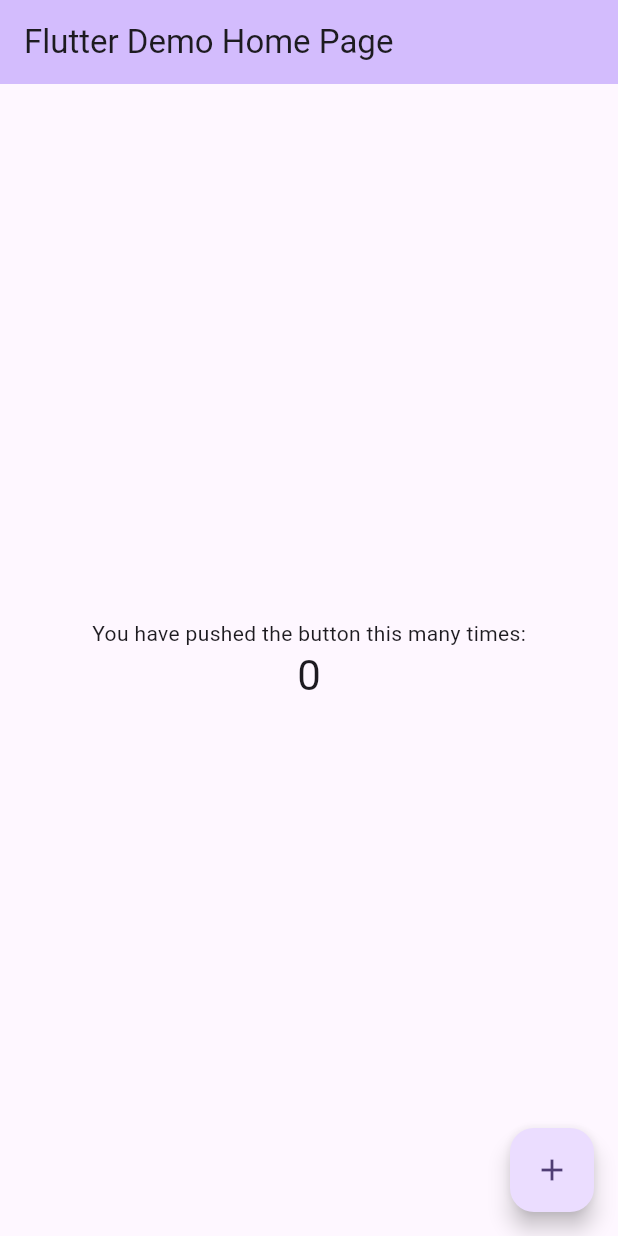
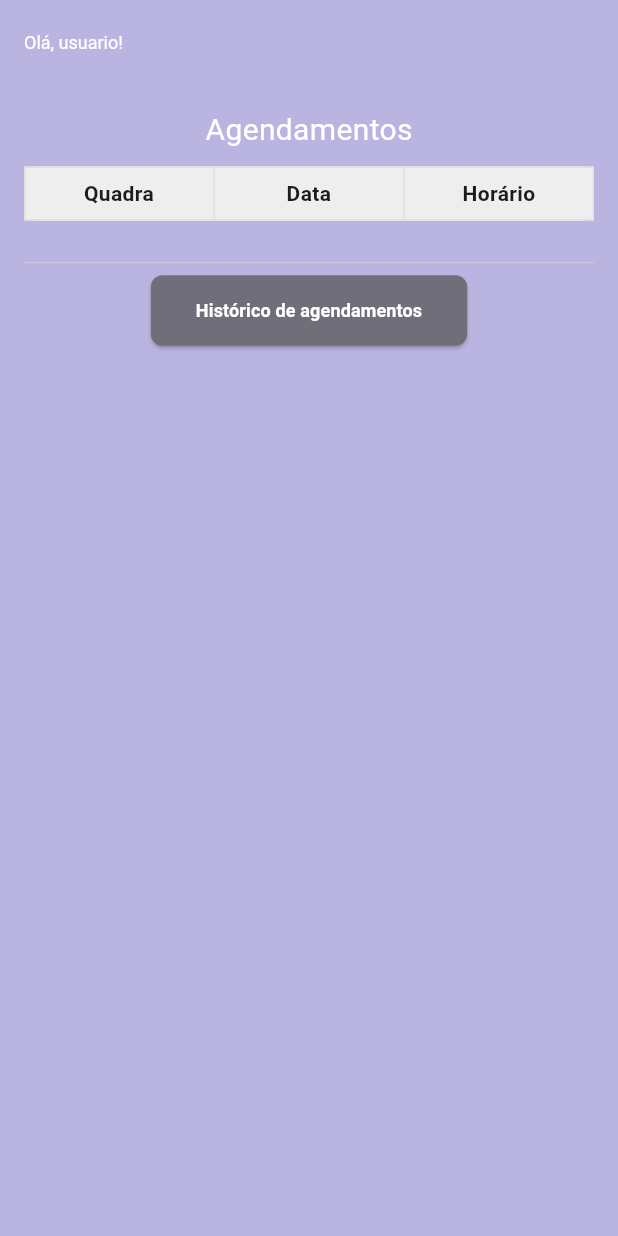
Before and after one commit to brunorafatorres/telacancha, a Flutter app: the screen it shows after launch, on a phone screen of 412 x 824 dp. Run offline on Flutter 3.47's test engine with Material 3 defaults, Android fonts, the phone set to English and light mode, and no system bars.

Commit message:
telaagendamento 17/08/2025

```diff
--- a/lib/main.dart
+++ b/lib/main.dart
@@ -1,122 +1,121 @@
 import 'package:flutter/material.dart';
 
 void main() {
-  runApp(const MyApp());
+  runApp(MeuApp());
 }
 
-class MyApp extends StatelessWidget {
-  const MyApp({super.key});
-
-  // This widget is the root of your application.
+class MeuApp extends StatelessWidget {
   @override
   Widget build(BuildContext context) {
     return MaterialApp(
-      title: 'Flutter Demo',
-      theme: ThemeData(
-        // This is the theme of your application.
-        //
-        // TRY THIS: Try running your application with "flutter run". You'll see
-        // the application has a purple toolbar. Then, without quitting the app,
-        // try changing the seedColor in the colorScheme below to Colors.green
-        // and then invoke "hot reload" (save your changes or press the "hot
-        // reload" button in a Flutter-supported IDE, or press "r" if you used
-        // the command line to start the app).
-        //
-        // Notice that the counter didn't reset back to zero; the application
-        // state is not lost during the reload. To reset the state, use hot
-        // restart instead.
-        //
-        // This works for code too, not just values: Most code changes can be
-        // tested with just a hot reload.
-        colorScheme: ColorScheme.fromSeed(seedColor: Colors.deepPurple),
+      debugShowCheckedModeBanner: false,
+
+      home: Scaffold(
+        backgroundColor: const Color.fromARGB(255, 185, 180, 224),
+        appBar: AppBar(
+          title: Text(
+            'Olá, usuario!',
+            style: TextStyle(fontSize: 12),
           ),
-      home: const MyHomePage(title: 'Flutter Demo Home Page'),
-    );
-  }
-}
+          backgroundColor: const Color.fromARGB(255, 185, 180, 224),
+          foregroundColor: const Color.fromARGB(255, 255, 255, 255),
+        ),
 
-class MyHomePage extends StatefulWidget {
-  const MyHomePage({super.key, required this.title});
+        body: Container(
+          child: Padding(
+            padding: EdgeInsets.all(16.0),
 
-  // This widget is the home page of your application. It is stateful, meaning
-  // that it has a State object (defined below) that contains fields that affect
-  // how it looks.
+            child: Column(
+              crossAxisAlignment: CrossAxisAlignment.center,
+              children: [
+                // Título "Agendamentos"
+                Text(
+                  'Agendamentos',
+                  style: TextStyle(
+                    fontSize: 20,
 
-  // This class is the configuration for the state. It holds the values (in this
-  // case the title) provided by the parent (in this case the App widget) and
-  // used by the build method of the State. Fields in a Widget subclass are
-  // always marked "final".
+                    color: Colors.white,
+                  ),
+                ),
 
-  final String title;
+                SizedBox(height: 10),
 
-  @override
-  State<MyHomePage> createState() => _MyHomePageState();
-}
-
-class _MyHomePageState extends State<MyHomePage> {
-  int _counter = 0;
-
-  void _incrementCounter() {
-    setState(() {
-      // This call to setState tells the Flutter framework that something has
-      // changed in this State, which causes it to rerun the build method below
-      // so that the display can reflect the updated values. If we changed
-      // _counter without calling setState(), then the build method would not be
-      // called again, and so nothing would appear to happen.
-      _counter++;
-    });
-  }
-
-  @override
-  Widget build(BuildContext context) {
-    // This method is rerun every time setState is called, for instance as done
-    // by the _incrementCounter method above.
-    //
-    // The Flutter framework has been optimized to make rerunning build methods
-    // fast, so that you can just rebuild anything that needs updating rather
-    // than having to individually change instances of widgets.
-    return Scaffold(
-      appBar: AppBar(
-        // TRY THIS: Try changing the color here to a specific color (to
-        // Colors.amber, perhaps?) and trigger a hot reload to see the AppBar
-        // change color while the other colors stay the same.
-        backgroundColor: Theme.of(context).colorScheme.inversePrimary,
-        // Here we take the value from the MyHomePage object that was created by
-        // the App.build method, and use it to set our appbar title.
-        title: Text(widget.title),
+                // Tabela de agendamentos
+                Container(
+                  decoration: BoxDecoration(
+                    color: Colors.white,
+                    borderRadius: BorderRadius.circular(8),
                   ),
-      body: Center(
-        // Center is a layout widget. It takes a single child and positions it
-        // in the middle of the parent.
-        child: Column(
-          // Column is also a layout widget. It takes a list of children and
-          // arranges them vertically. By default, it sizes itself to fit its
-          // children horizontally, and tries to be as tall as its parent.
-          //
-          // Column has various properties to control how it sizes itself and
-          // how it positions its children. Here we use mainAxisAlignment to
-          // center the children vertically; the main axis here is the vertical
-          // axis because Columns are vertical (the cross axis would be
-          // horizontal).
-          //
-          // TRY THIS: Invoke "debug painting" (choose the "Toggle Debug Paint"
-          // action in the IDE, or press "p" in the console), to see the
-          // wireframe for each widget.
-          mainAxisAlignment: MainAxisAlignment.center,
-          children: <Widget>[
-            const Text('You have pushed the button this many times:'),
-            Text(
-              '$_counter',
-              style: Theme.of(context).textTheme.headlineMedium,
+                  child: Table(
+                    border: TableBorder.all(color: Colors.grey.shade300),
+                    children: [
+                      // Cabeçalho da tabela (opcional)
+                      TableRow(
+                        decoration: BoxDecoration(color: Colors.grey.shade200),
+                        children: [
+                          Padding(
+                            padding: EdgeInsets.all(8.0),
+                            child: Text(
+                              'Quadra',
+                              style: TextStyle(fontWeight: FontWeight.bold),
+                              textAlign: TextAlign.center,
+                            ),
+                          ),
+                          Padding(
+                            padding: EdgeInsets.all(8.0),
+                            child: Text(
+                              'Data',
+                              style: TextStyle(fontWeight: FontWeight.bold),
+                              textAlign: TextAlign.center,
+                            ),
+                          ),
+                          Padding(
+                            padding: EdgeInsets.all(8.0),
+                            child: Text(
+                              'Horário',
+                              style: TextStyle(fontWeight: FontWeight.bold),
+                              textAlign: TextAlign.center,
+                            ),
+                          ),
+                        ],
                       ),
                     ],
                   ),
                 ),
-      floatingActionButton: FloatingActionButton(
-        onPressed: _incrementCounter,
-        tooltip: 'Increment',
-        child: const Icon(Icons.add),
-      ), // This trailing comma makes auto-formatting nicer for build methods.
+
+                SizedBox(height: 20),
+
+                // Linha divisória
+                Divider(),
+
+                // Título "Histórico"
+                ElevatedButton(
+                 style: ElevatedButton.styleFrom(
+                    backgroundColor: Color.fromARGB(255, 112, 111, 121), // Cor de fundo
+                    foregroundColor: Colors.white, // Cor do texto
+                    padding: EdgeInsets.symmetric(horizontal: 30, vertical: 15),
+                    shape: RoundedRectangleBorder(
+                      borderRadius: BorderRadius.circular(8),
+                    ),
+                  ),
+                  onPressed: () {},
+                  child: Text(
+                    "Histórico de agendamentos",
+                    style: TextStyle(
+                      fontSize: 12,
+                      fontWeight: FontWeight.bold,
+                      color: Colors.white,
+                    ),
+                  ),
+                ),
+
+                SizedBox(height: 10),
+
+              ],
+            ),
+          ),
+        ),
+      ),
     );
   }
 }
```
Lines whose indentation alone changed are shown as unchanged.
